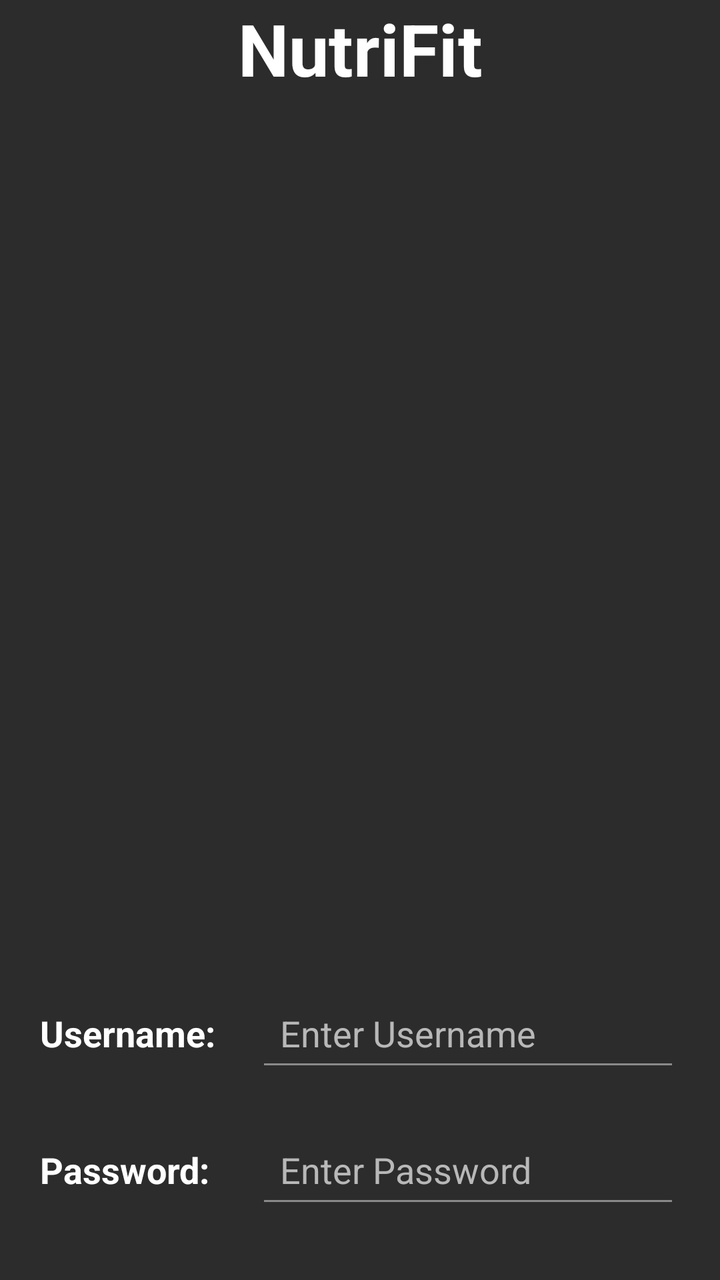
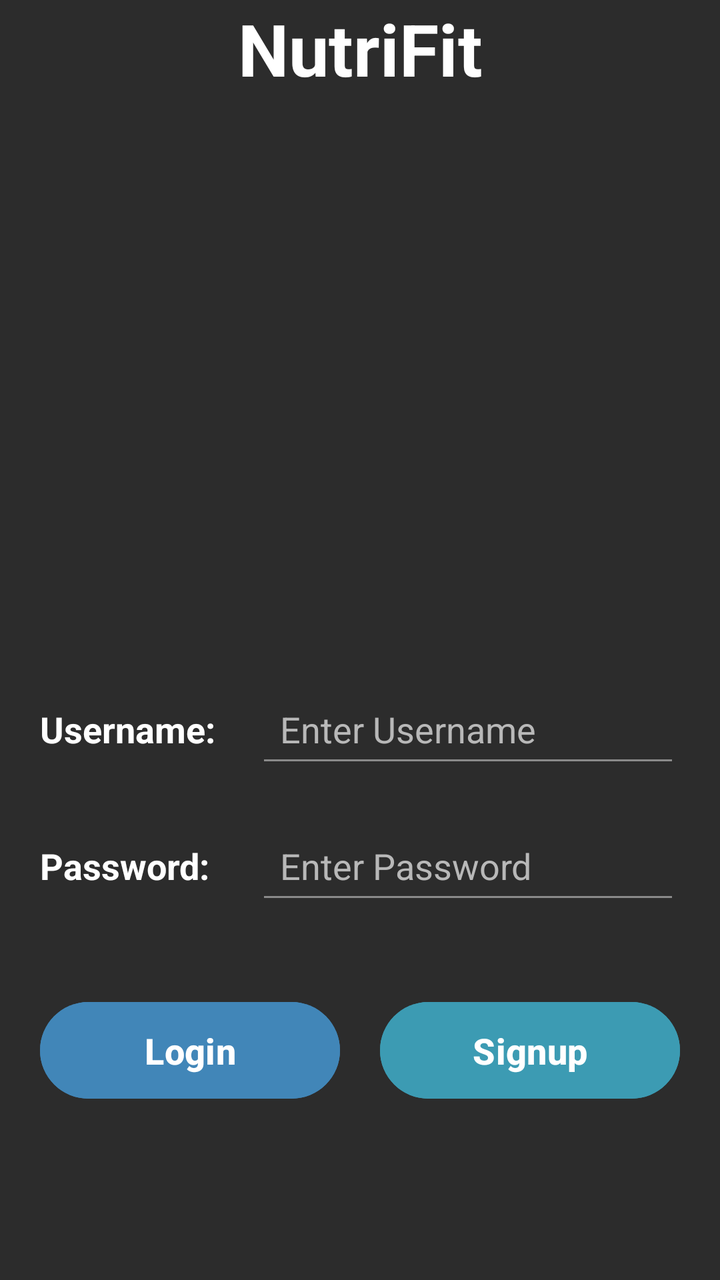

An Android layout rendered at two revisions. The XML below is the earlier revision; the diff shows what the commit changed to produce the second picture.
<!-- AndroidManifest.xml: application theme Theme.AndroidExample -->
<!-- res/layout/activity_login.xml -->
<?xml version="1.0" encoding="utf-8"?>
<androidx.constraintlayout.widget.ConstraintLayout
    xmlns:android="http://schemas.android.com/apk/res/android"
    xmlns:app="http://schemas.android.com/apk/res-auto"
    xmlns:tools="http://schemas.android.com/tools"
    android:layout_width="match_parent"
    android:layout_height="match_parent"
    android:background="#2C2C2C"
    tools:context=".LoginActivity">

    
    <TextView
        android:id="@+id/login_title_tv"
        android:layout_width="wrap_content"
        android:layout_height="wrap_content"
        android:fontFamily="sans-serif"
        android:text="NutriFit"
        android:textColor="#ffffff"
        android:textSize="36sp"
        android:textStyle="bold"
        app:layout_constraintLeft_toLeftOf="parent"
        app:layout_constraintRight_toRightOf="parent"
        app:layout_constraintTop_toTopOf="parent" />

    

    
    <LinearLayout
        android:id="@+id/username_container"
        android:layout_width="0dp"
        android:layout_height="wrap_content"
        android:layout_marginTop="444dp"
        android:orientation="horizontal"
        android:paddingLeft="20dp"
        android:paddingRight="20dp"
        app:layout_constraintHorizontal_bias="0.0"
        app:layout_constraintLeft_toLeftOf="parent"
        app:layout_constraintRight_toRightOf="parent"
        app:layout_constraintTop_toBottomOf="@id/login_title_tv">

        <TextView
            android:layout_width="100dp"
            android:layout_height="wrap_content"
            android:layout_marginRight="8dp"
            android:text="Username:"
            android:textColor="#FFFFFF"
            android:textSize="18sp"
            android:textStyle="bold" />

        <EditText
            android:id="@+id/login_username_edt"
            android:layout_width="0dp"
            android:layout_height="wrap_content"
            android:layout_weight="1"
            android:backgroundTint="#8A8A8A"
            android:hint="Enter Username"
            android:inputType="text"
            android:padding="12dp"
            android:textColor="#FFFFFF"
            android:textColorHint="#B8B8B8" />
    </LinearLayout>

    <LinearLayout
        android:id="@+id/password_container"
        android:layout_width="0dp"
        android:layout_height="wrap_content"
        android:orientation="horizontal"
        android:paddingLeft="20dp"
        android:paddingRight="20dp"
        app:layout_constraintTop_toBottomOf="@id/username_container"
        app:layout_constraintLeft_toLeftOf="parent"
        app:layout_constraintRight_toRightOf="parent"
        android:layout_marginTop="20dp">

        <TextView
            android:layout_width="100dp"
            android:layout_height="wrap_content"
            android:text="Password:"
            android:textSize="18sp"
            android:textStyle="bold"
            android:layout_marginRight="8dp"
            android:textColor="#FFFFFF" />

        <EditText
            android:id="@+id/login_password_edt"
            android:layout_width="0dp"
            android:layout_height="wrap_content"
            android:layout_weight="1"
            android:padding="12dp"
            android:backgroundTint="#8A8A8A"
            android:hint="Enter Password"
            android:textColorHint="#B8B8B8"
            android:textColor="#FFFFFF"
            android:inputType="textPassword" />
    </LinearLayout>

    
    <LinearLayout
        android:id="@+id/button_container"
        android:layout_width="0dp"
        android:layout_height="wrap_content"
        android:orientation="horizontal"
        android:paddingLeft="20dp"
        android:paddingRight="20dp"
        app:layout_constraintTop_toBottomOf="@id/password_container"
        app:layout_constraintLeft_toLeftOf="parent"
        app:layout_constraintRight_toRightOf="parent"
        android:layout_marginTop="40dp">

        
        <Button
            android:id="@+id/login_login_btn"
            android:layout_width="0dp"
            android:layout_height="wrap_content"
            android:layout_marginEnd="10dp"
            android:layout_weight="1"
            android:backgroundTint="#4186B8"
            android:padding="12dp"
            android:text="Login"
            android:textColor="#ffffff"
            android:textSize="18sp"
            android:textStyle="bold" />

        
        <Button
            android:id="@+id/login_signup_btn"
            android:layout_width="0dp"
            android:layout_height="wrap_content"
            android:layout_marginStart="10dp"
            android:layout_weight="1"
            android:backgroundTint="#3C9BB3"
            android:padding="12dp"
            android:text="Signup"
            android:textColor="#ffffff"
            android:textSize="18sp"
            android:textStyle="bold" />
    </LinearLayout>

</androidx.constraintlayout.widget.ConstraintLayout>
<!-- resources referenced by this layout -->
<resources>
  <style name="Theme.AndroidExample" parent="Base.Theme.AndroidExample" />
  <style name="Base.Theme.AndroidExample" parent="Theme.Material3.DayNight.NoActionBar">
          
          
      </style>
</resources>

<!-- the commit's change to res/layout/activity_login.xml (unified diff, before → after) -->
@@ -25,11 +25,12 @@
     
 
     
+
     <LinearLayout
         android:id="@+id/username_container"
         android:layout_width="0dp"
         android:layout_height="wrap_content"
-        android:layout_marginTop="444dp"
+        android:layout_marginTop="292dp"
         android:orientation="horizontal"
         android:paddingLeft="20dp"
         android:paddingRight="20dp"
